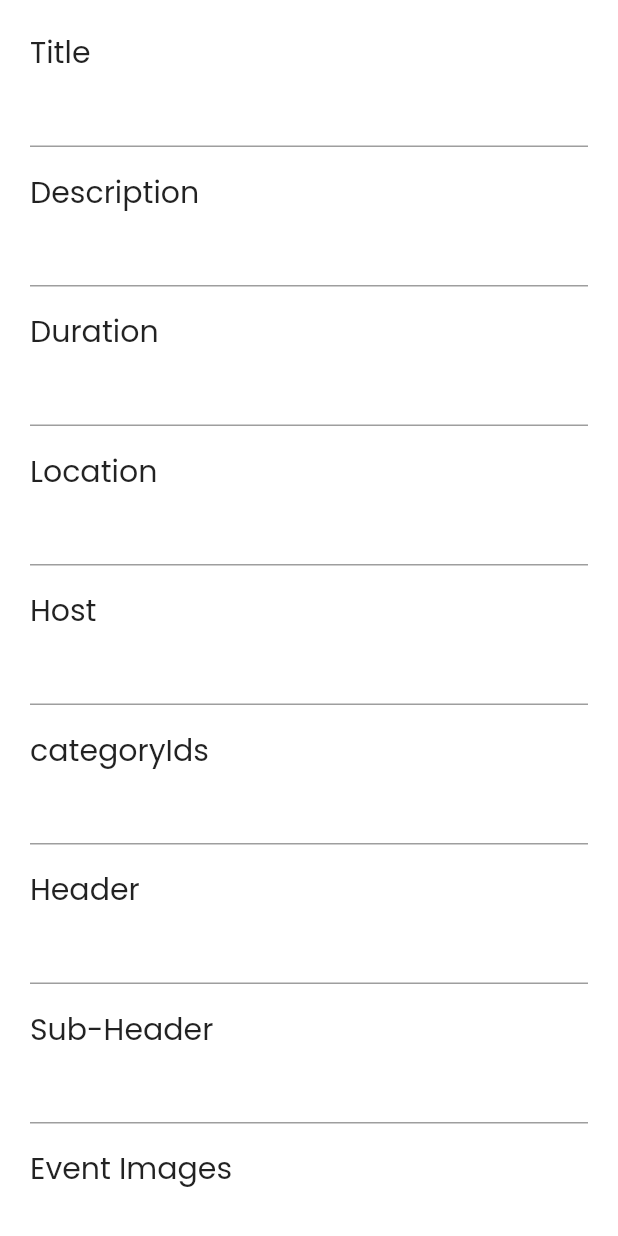
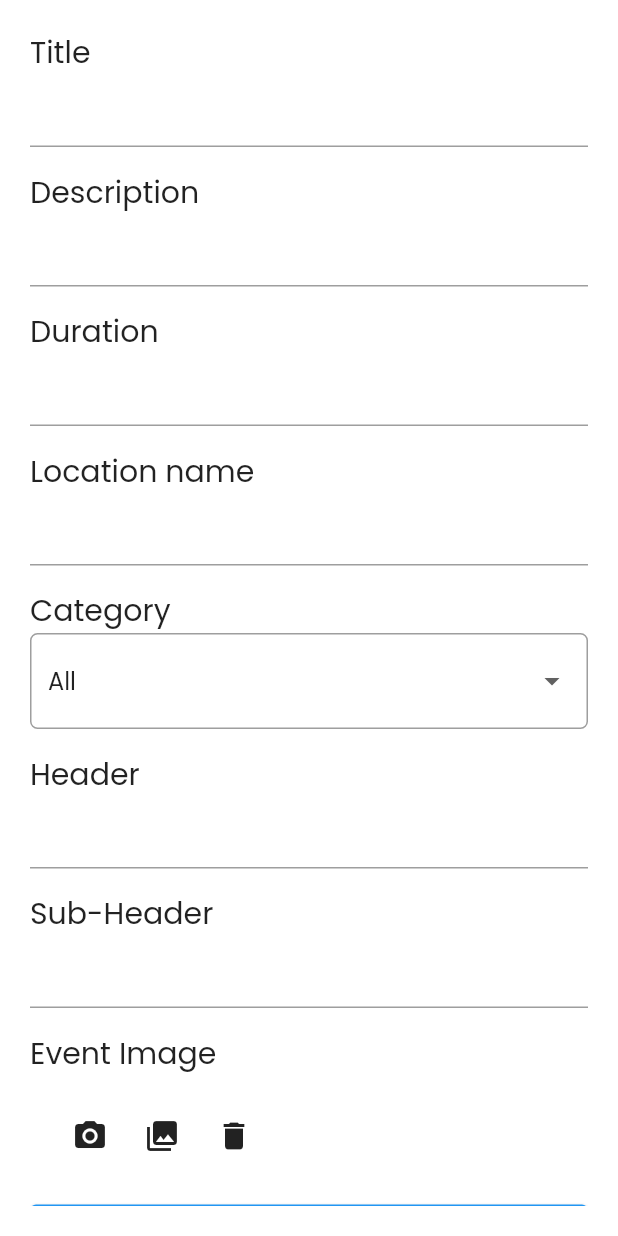
Before and after one commit to palminister/mahevent-app, a Flutter app: the EventCreation screen opened directly, on a phone screen of 412 x 824 dp. Run offline on Flutter 3.47's test engine with Material 2 defaults, Android fonts, the phone set to English and light mode, and no system bars; our stand-ins replace cloud_firestore, firebase_core, firebase_storage, google_fonts, image_picker; accounts and stored records are empty.

Commit message:
Added categories dropdown

```diff
--- a/lib/ui/event_creation/eventForm.dart
+++ b/lib/ui/event_creation/eventForm.dart
@@ -1,7 +1,9 @@
 import 'package:flutter/material.dart';
 import 'package:mahevent/database/firestore_service.dart';
+import 'package:mahevent/model/category.dart';
 import 'package:mahevent/model/event.dart';
 import 'package:mahevent/styles.dart';
+import 'package:mahevent/ui/images/images.dart';
 import 'package:provider/provider.dart';
 
 class EventForm extends StatefulWidget {
@@ -13,6 +15,10 @@ class EventForm extends StatefulWidget {
 
 class _EventFormState extends State<EventForm> {
   final DatabaseService _service = DatabaseService();
+
+  String? _currentSelectedValue = "All";
+
+  var a = categories;
 
   @override
   Widget build(BuildContext context) {
@@ -28,6 +34,7 @@ class _EventFormState extends State<EventForm> {
               child: Column(
             crossAxisAlignment: CrossAxisAlignment.start,
             children: [
+              // Title
               const Text(
                 "Title",
                 style: TextStyle(fontSize: 20),
@@ -40,6 +47,7 @@ class _EventFormState extends State<EventForm> {
               const SizedBox(
                 height: 15,
               ),
+              // Description
               const Text(
                 "Description",
                 style: TextStyle(fontSize: 20),
@@ -52,6 +60,7 @@ class _EventFormState extends State<EventForm> {
               const SizedBox(
                 height: 15,
               ),
+              // Duration
               const Text(
                 "Duration",
                 style: TextStyle(fontSize: 20),
@@ -64,8 +73,9 @@ class _EventFormState extends State<EventForm> {
               const SizedBox(
                 height: 15,
               ),
+              // Location
               const Text(
-                "Location",
+                "Location name",
                 style: TextStyle(fontSize: 20),
               ),
               TextFormField(
@@ -76,31 +86,43 @@ class _EventFormState extends State<EventForm> {
               const SizedBox(
                 height: 15,
               ),
+
+              // Category dropdown
               const Text(
-                "Host",
+                "Category",
                 style: TextStyle(fontSize: 20),
               ),
-              TextFormField(
-                onSaved: (String? host) {
-                  event.host = host!;
+              FormField<String>(
+                builder: (FormFieldState<String> state) {
+                  return InputDecorator(
+                      decoration: InputDecoration(
+                          errorStyle: const TextStyle(
+                              color: Colors.redAccent, fontSize: 16.0),
+                          hintText: "Please select expense",
+                          border: OutlineInputBorder(
+                              borderRadius: BorderRadius.circular(5.0))),
+                      isEmpty: _currentSelectedValue == '',
+                      child: DropdownButtonHideUnderline(
+                        child: DropdownButton<String>(
+                          value: _currentSelectedValue,
+                          isDense: true,
+                          onChanged: (newValue) {
+                            setState(() {
+                              _currentSelectedValue = newValue;
+                            });
+                          },
+                          items: categories.map((Category _cat) {
+                            return DropdownMenuItem(
+                                value: _cat.name, child: Text(_cat.name));
+                          }).toList(),
+                        ),
+                      ));
                 },
               ),
               const SizedBox(
                 height: 15,
               ),
-              const Text(
-                "categoryIds",
-                style: TextStyle(fontSize: 20),
-              ),
-              TextFormField(
-                  // onSaved: (categoryIds) {
-                  //   // Will implement categories later
-                  //   // event.categoryIds = categoryIds! as List;
-                  // },
-                  ),
-              const SizedBox(
-                height: 15,
-              ),
+              // Header of event info
               const Text(
                 "Header",
                 style: TextStyle(fontSize: 20),
@@ -113,6 +135,7 @@ class _EventFormState extends State<EventForm> {
               const SizedBox(
                 height: 15,
               ),
+              // Sub header of event info
               const Text(
                 "Sub-Header",
                 style: TextStyle(fontSize: 20),
@@ -125,16 +148,18 @@ class _EventFormState extends State<EventForm> {
               const SizedBox(
                 height: 15,
               ),
+              // Image of event
               const Text(
-                "Event Images",
+                "Event Image",
                 style: TextStyle(fontSize: 20),
               ),
-              TextFormField(
-                  // onSaved: (String? eventImages) {
-                  //   // Will implement event imageslater
-                  //   // event.eventImages = eventImages!;
-                  // },
-                  ),
+              const Images(),
+              // TextFormField(
+              //     // onSaved: (String? eventImages) {
+              //     //   // Will implement event imageslater
+              //     //   // event.eventImages = eventImages!;
+              //     // },
+              //     ),
               SizedBox(
                 width: double.infinity,
                 child: ElevatedButton(
```
